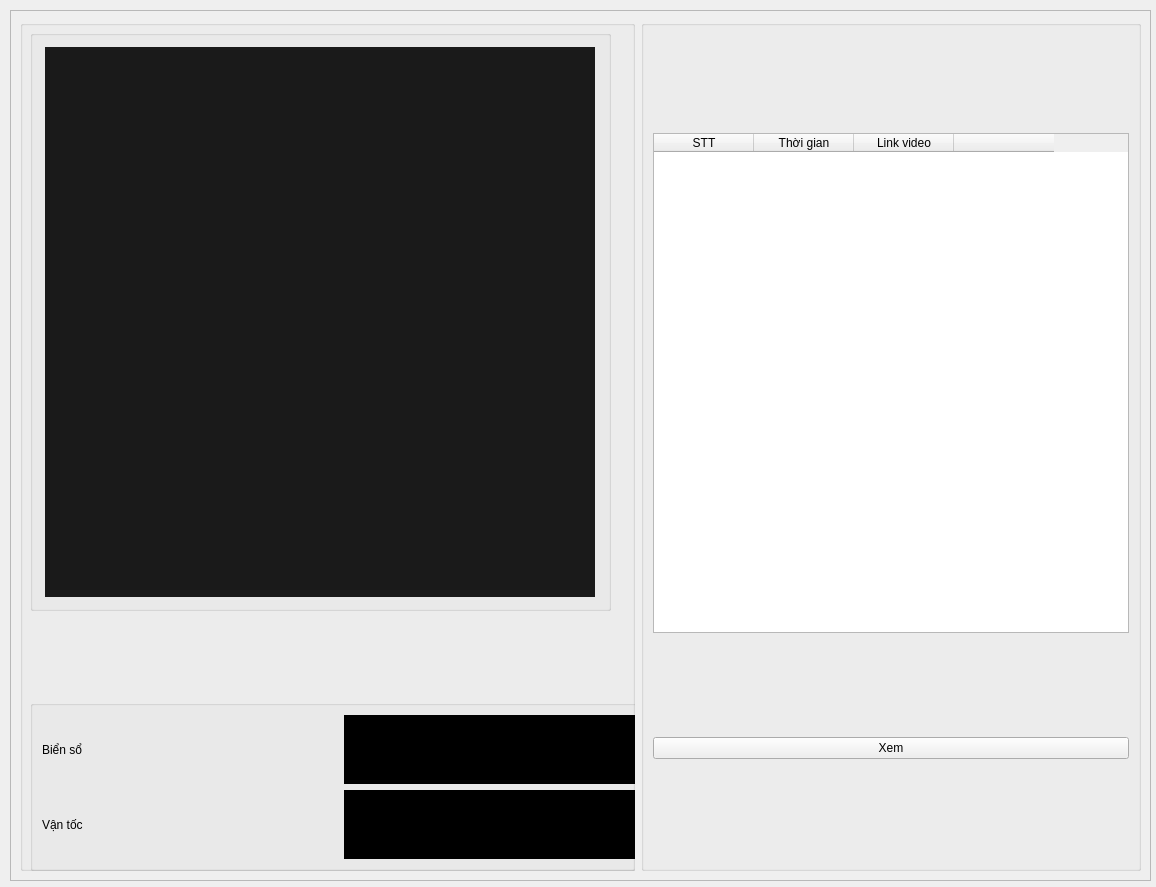
iah80/Vehicle, file resource/table_violation.ui: the form before one commit.
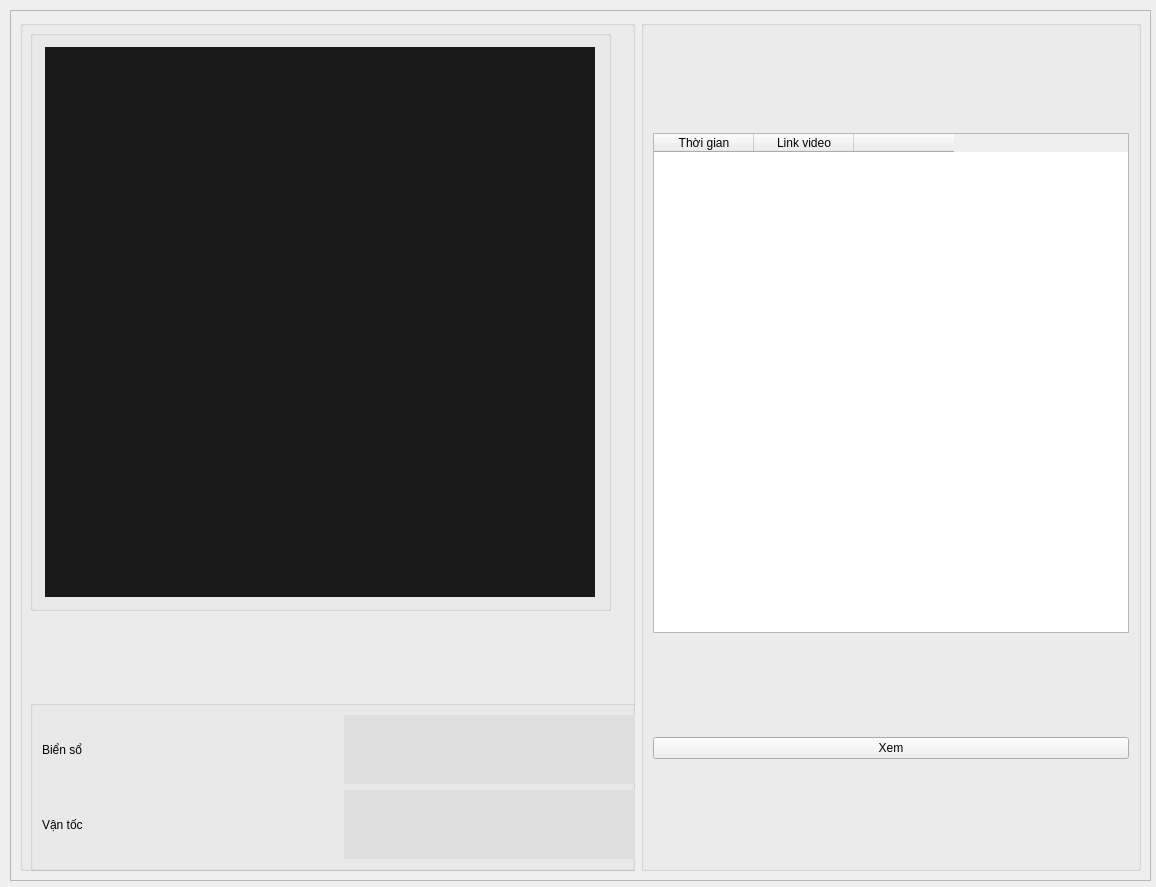
The form after the commit.

```diff
--- a/resource/table_violation.ui
+++ b/resource/table_violation.ui
@@ -88,7 +88,7 @@
         <item row="0" column="1">
          <widget class="QLabel" name="label_4">
           <property name="styleSheet">
-           <string notr="true">background-color: rgb(0, 0, 0);</string>
+           <string notr="true">background-color: rgb(223, 223, 223);</string>
           </property>
           <property name="text">
            <string/>
@@ -105,7 +105,7 @@
         <item row="1" column="1">
          <widget class="QLabel" name="label_5">
           <property name="styleSheet">
-           <string notr="true">background-color: rgb(0, 0, 0);</string>
+           <string notr="true">background-color: rgb(223, 223, 223);</string>
           </property>
           <property name="text">
            <string/>
@@ -136,11 +136,6 @@
            <height>500</height>
           </size>
          </property>
-         <column>
-          <property name="text">
-           <string>STT</string>
-          </property>
-         </column>
          <column>
           <property name="text">
            <string>Thời gian</string>
```
Left out of the diff: 6 changed lines with no effect on the pictures.
